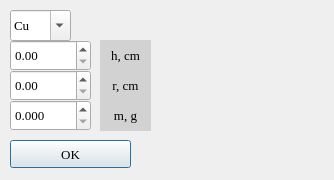
VacuumLabsProject/project, file vaporization/qt_ui/dialog_chamber.ui: the form before one commit.
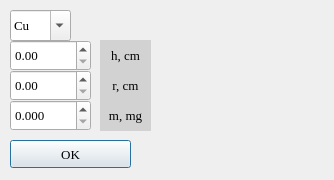
The form after the commit. Icons and pictures are not drawn.

Commit message: edit mass range

```diff
--- a/vaporization/qt_ui/dialog_chamber.ui
+++ b/vaporization/qt_ui/dialog_chamber.ui
@@ -161,7 +161,7 @@
     <string notr="true">background-color: rgb(210, 210, 210)</string>
    </property>
    <property name="text">
-    <string>m, g</string>
+    <string>m, mg</string>
    </property>
    <property name="alignment">
     <set>Qt::AlignCenter</set>
```
Left out of the diff: 2 changed lines with no effect on the pictures. The commit also changes 2 other files.
